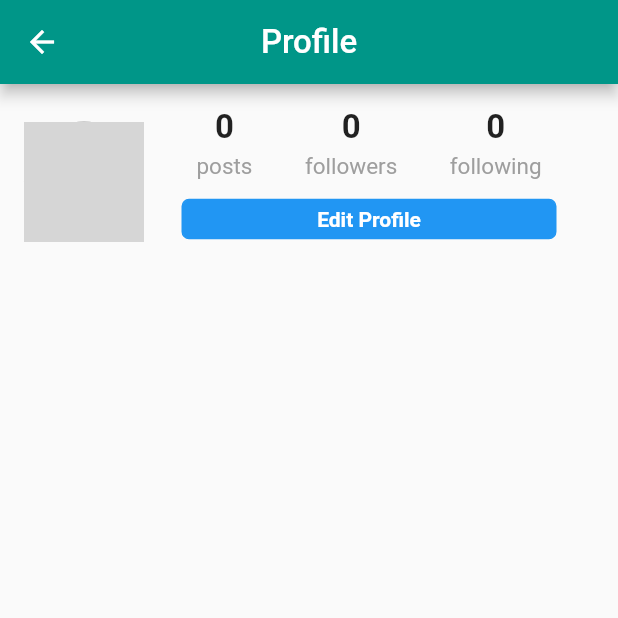
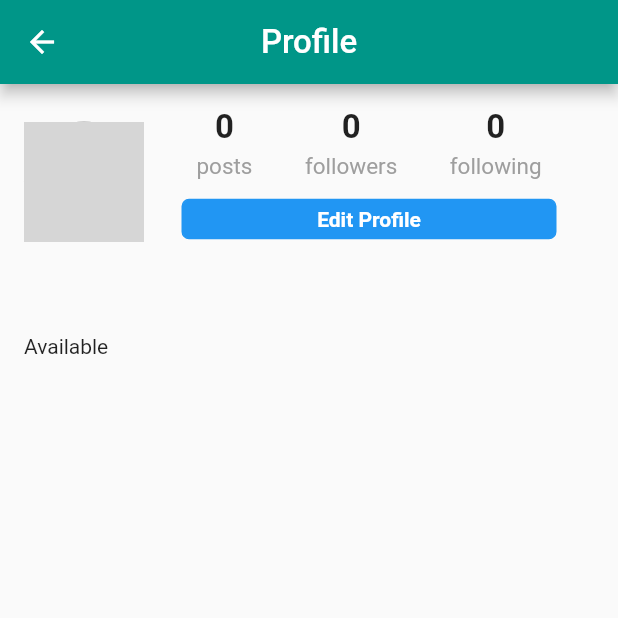
Before and after one commit to chamoddissanayake/social-network, a Flutter app: the Profile screen opened directly, on a phone screen of 412 x 824 dp, the top half of it. Run offline on Flutter 3.47's test engine with Material 2 defaults, Android fonts, the phone set to English and light mode, and no system bars; our stand-ins replace cached_network_image, cloud_firestore, firebase_storage, flutter_svg, geolocator, google_sign_in and 1 more; accounts and stored records are empty; network calls fail; grey boxes are pictures that could not be loaded.

Commit message:
edit profile done

```diff
--- a/lib/pages/home.dart
+++ b/lib/pages/home.dart
@@ -77,7 +77,7 @@ class _HomeState extends State<Home> {
           "photoUrl": user.photoUrl,
           "email": user.email,
           "displayName": user.displayName,
-          "bio":"available",
+          "bio":"",
           "timestamp":timestamp
         });
         doc = await usersRef.document(user.id).get();
--- a/lib/pages/profile.dart
+++ b/lib/pages/profile.dart
@@ -19,6 +19,7 @@ class Profile extends StatefulWidget {
 
 class _ProfileState extends State<Profile> {
   final String currentUserId = currentUser?.id;
+
   Column buildCountColumn(String label, int count) {
     return Column(
       mainAxisSize: MainAxisSize.min,
@@ -40,10 +41,14 @@ class _ProfileState extends State<Profile> {
     );
   }
 
-  editProfile(){
-    Navigator.push(context, MaterialPageRoute(builder: (context)=>EditProfile(currentUserId: currentUserId) ));
+  editProfile() {
+    Navigator.push(
+        context,
+        MaterialPageRoute(
+            builder: (context) => EditProfile(currentUserId: currentUserId)));
   }
-  Container buildButton({String text, Function function }){
+
+  Container buildButton({String text, Function function}) {
     return Container(
       padding: EdgeInsets.only(top: 2.0),
       child: FlatButton(
@@ -60,12 +65,9 @@ class _ProfileState extends State<Profile> {
           ),
           alignment: Alignment.center,
           decoration: BoxDecoration(
-            color: Colors.blue,
-            border: Border.all(
-              color: Colors.blue
-            ),
-            borderRadius: BorderRadius.circular(5.0)
-          ),
+              color: Colors.blue,
+              border: Border.all(color: Colors.blue),
+              borderRadius: BorderRadius.circular(5.0)),
         ),
       ),
     );
@@ -75,15 +77,10 @@ class _ProfileState extends State<Profile> {
     //Viewing own profile
     // Show edit button
     bool isprofileOwner = currentUserId == widget.profileId;
-    if(isprofileOwner){
-      return buildButton(
-        text: "Edit Profile",
-        function: editProfile
-      );
+    if (isprofileOwner) {
+      return buildButton(text: "Edit Profile", function: editProfile);
     }
-
   }
-
 
   buildProfileHeader() {
     return FutureBuilder(
@@ -142,18 +139,22 @@ class _ProfileState extends State<Profile> {
                 padding: EdgeInsets.only(top: 4.0),
                 child: Text(
                   user.displayName,
-                  style: TextStyle(fontWeight: FontWeight.bold,),
+                  style: TextStyle(
+                    fontWeight: FontWeight.bold,
+                  ),
                 ),
               ),
-
-              // Container(
-              //   alignment: Alignment.centerLeft,
-              //   padding: EdgeInsets.only(top: 2.0),
-              //   child: Text(
-              //     // user.bio,
-              //     "Available"
-              //   ),
-              // ),
+              Container(
+                alignment: Alignment.centerLeft,
+                padding: EdgeInsets.only(top: 2.0),
+                child: user.bio == null
+                    ? Text(
+                        // user.bio,
+                        "Available")
+                    : Text(
+                        user.bio,
+                      ),
+              ),
             ],
           ),
         );
```
Also changed, not shown: lib/pages/edit_profile.dart (+48 -6 lines).
